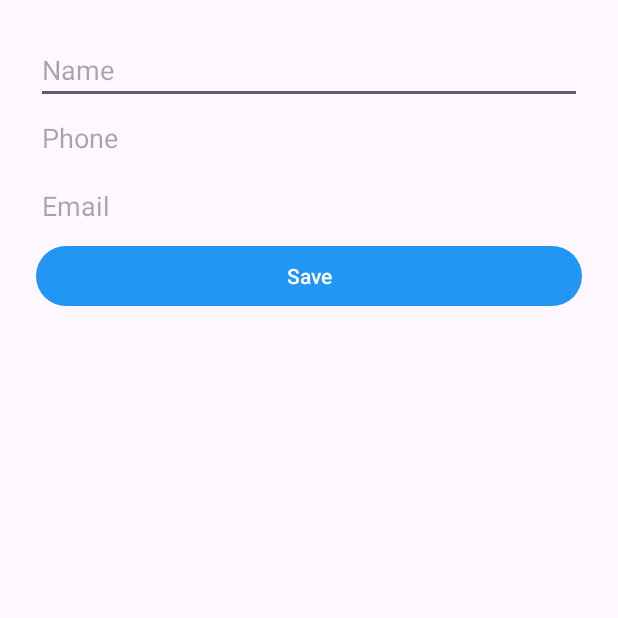
After one commit to dougjasper2013/ITunesPodcast, an Android app: the AddEditContactActivity screen opened directly, with no data from a screen before it, on a phone screen of 412 x 824 dp, the top half of it. The commit adds this screen. Run offline under Robolectric (Android 15) with nearby library versions, the phone set to English and light mode, and no system bars.

Commit message:
Add Edit Delete Work

```diff
--- a/ContactList/app/src/main/AndroidManifest.xml
+++ b/ContactList/app/src/main/AndroidManifest.xml
@@ -22,6 +22,8 @@
             </intent-filter>
         </activity>
         <activity android:name=".ContactDetailActivity" />
+        <activity android:name=".AddEditContactActivity" />
+
 
     </application>
 
--- /dev/null
+++ b/ContactList/app/src/main/java/com/trios2025dj/contactlist/AddEditContactActivity.kt
@@ -0,0 +1,63 @@
+package com.trios2025dj.contactlist
+
+import android.os.Bundle
+import android.view.View
+import android.widget.Button
+import android.widget.EditText
+import android.content.Intent
+import androidx.appcompat.app.AppCompatActivity
+
+class AddEditContactActivity : AppCompatActivity() {
+
+    private lateinit var nameEditText: EditText
+    private lateinit var phoneEditText: EditText
+    private lateinit var emailEditText: EditText
+    private lateinit var deleteButton: Button
+
+    private var isEditMode = false
+    private var editIndex = -1
+
+    override fun onCreate(savedInstanceState: Bundle?) {
+        super.onCreate(savedInstanceState)
+        setContentView(R.layout.activity_add_edit_contact)
+
+        nameEditText = findViewById(R.id.edit_name)
+        phoneEditText = findViewById(R.id.edit_phone)
+        emailEditText = findViewById(R.id.edit_email)
+        deleteButton = findViewById(R.id.button_delete)
+
+        isEditMode = intent.getBooleanExtra("isEdit", false)
+        if (isEditMode) {
+            title = "Edit Contact"
+            nameEditText.setText(intent.getStringExtra("name"))
+            phoneEditText.setText(intent.getStringExtra("phone"))
+            emailEditText.setText(intent.getStringExtra("email"))
+            editIndex = intent.getIntExtra("index", -1)
+            deleteButton.visibility = View.VISIBLE
+        } else {
+            title = "Add Contact"
+            deleteButton.visibility = View.GONE
+        }
+
+        findViewById<Button>(R.id.button_save).setOnClickListener {
+            val resultIntent = Intent().apply {
+                putExtra("name", nameEditText.text.toString())
+                putExtra("phone", phoneEditText.text.toString())
+                putExtra("email", emailEditText.text.toString())
+                putExtra("index", editIndex)
+                putExtra("isEdit", isEditMode)
+            }
+            setResult(RESULT_OK, resultIntent)
+            finish()
+        }
+
+        deleteButton.setOnClickListener {
+            val resultIntent = Intent().apply {
+                putExtra("delete", true)
+                putExtra("index", editIndex)
+            }
+            setResult(RESULT_OK, resultIntent)
+            finish()
+        }
+    }
+}
--- /dev/null
+++ b/ContactList/app/src/main/res/drawable/ic_add.xml
@@ -0,0 +1,5 @@
+<vector xmlns:android="http://schemas.android.com/apk/res/android" android:height="24dp" android:tint="#000000" android:viewportHeight="24" android:viewportWidth="24" android:width="24dp">
+
+    <path android:fillColor="@android:color/white" android:pathData="M12,2C6.48,2 2,6.48 2,12s4.48,10 10,10 10,-4.48 10,-10S17.52,2 12,2zM17,13h-4v4h-2v-4L7,13v-2h4L11,7h2v4h4v2z"/>
+
+</vector>
--- /dev/null
+++ b/ContactList/app/src/main/res/layout/activity_add_edit_contact.xml
@@ -0,0 +1,40 @@
+<?xml version="1.0" encoding="utf-8"?>
+<LinearLayout
+    xmlns:android="http://schemas.android.com/apk/res/android"
+    android:layout_width="match_parent"
+    android:layout_height="wrap_content"
+    android:orientation="vertical"
+    android:padding="24dp">
+
+    <EditText
+        android:id="@+id/edit_name"
+        android:layout_width="match_parent"
+        android:layout_height="wrap_content"
+        android:hint="@string/name" />
+
+    <EditText
+        android:id="@+id/edit_phone"
+        android:layout_width="match_parent"
+        android:layout_height="wrap_content"
+        android:hint="@string/phone" />
+
+    <EditText
+        android:id="@+id/edit_email"
+        android:layout_width="match_parent"
+        android:layout_height="wrap_content"
+        android:hint="@string/email" />
+
+    <Button
+        android:id="@+id/button_save"
+        android:layout_width="match_parent"
+        android:layout_height="wrap_content"
+        android:text="@string/save" />
+
+    <Button
+        android:id="@+id/button_delete"
+        android:layout_width="match_parent"
+        android:layout_height="wrap_content"
+        android:text="@string/delete"
+        android:textColor="@android:color/holo_red_dark"
+        android:visibility="gone" />
+</LinearLayout>
--- a/ContactList/app/src/main/res/values/strings.xml
+++ b/ContactList/app/src/main/res/values/strings.xml
@@ -3,4 +3,9 @@
     <string name="contact_name">Contact Name</string>
     <string name="phone_number">Phone Number</string>
     <string name="email_address">Email Address</string>
+    <string name="name">Name</string>
+    <string name="phone">Phone</string>
+    <string name="email">Email</string>
+    <string name="save">Save</string>
+    <string name="delete">Delete</string>
 </resources>
```
Also changed, not shown: ContactList/app/src/main/java/com/trios2025dj/contactlist/ContactAdapter.kt (+4 -4 lines), ContactList/app/src/main/java/com/trios2025dj/contactlist/MainActivity.kt (+58 -13 lines), FragmentExample1/app/src/main/java/com/trios2025dj/fragmentexample1/BlankFragment.kt (added, +30 -0 lines), FragmentExample1/app/src/main/java/com/trios2025dj/fragmentexample1/BlankViewModel.kt (added, +7 -0 lines), FragmentExample1/app/src/main/java/com/trios2025dj/fragmentexample1/MainActivity.kt (added, +20 -0 lines), FragmentExample1/app/src/main/res/layout/activity_main.xml (added, +19 -0 lines), FragmentExample1/app/src/main/res/layout/fragment_blank.xml (added, +13 -0 lines).
